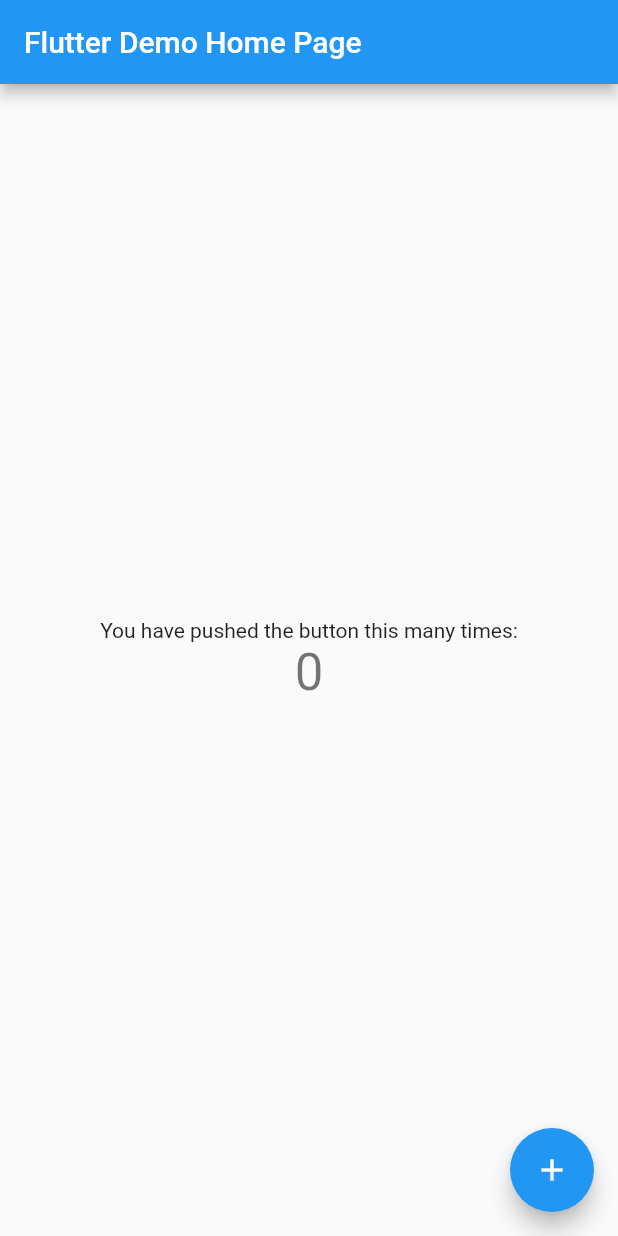
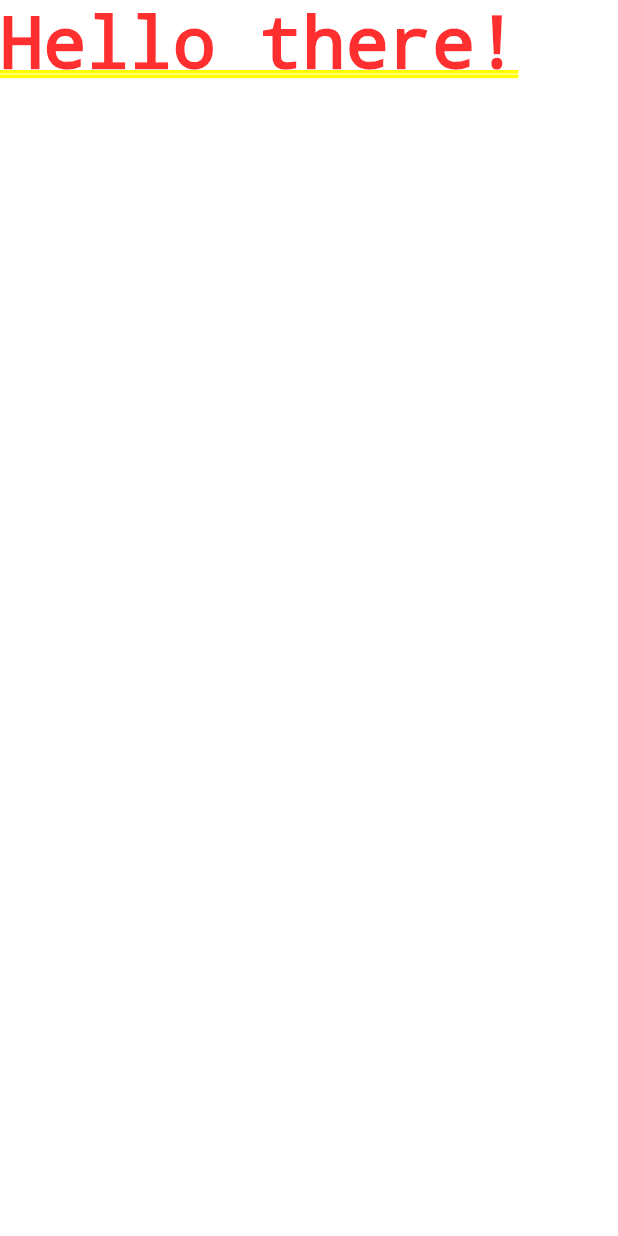
Before and after one commit to ChaseSmith67/first_app, a Flutter app: the screen it shows after launch, on a phone screen of 412 x 824 dp. Run offline on Flutter 3.47's test engine with Material 2 defaults, Android fonts, the phone set to English and light mode, and no system bars.

Commit message:
Cleared main.dart and started playing

```diff
--- a/lib/main.dart
+++ b/lib/main.dart
@@ -1,115 +1,13 @@
-import 'package:flutter/material.dart';
+import "package:flutter/material.dart";
 
 void main() {
-  runApp(const MyApp());
+  runApp(MyFirstApp());
 }
 
-class MyApp extends StatelessWidget {
-  const MyApp({super.key});
-
-  // This widget is the root of your application.
-  @override
+class MyFirstApp extends StatelessWidget {
   Widget build(BuildContext context) {
     return MaterialApp(
-      title: 'Flutter Demo',
-      theme: ThemeData(
-        // This is the theme of your application.
-        //
-        // Try running your application with "flutter run". You'll see the
-        // application has a blue toolbar. Then, without quitting the app, try
-        // changing the primarySwatch below to Colors.green and then invoke
-        // "hot reload" (press "r" in the console where you ran "flutter run",
-        // or simply save your changes to "hot reload" in a Flutter IDE).
-        // Notice that the counter didn't reset back to zero; the application
-        // is not restarted.
-        primarySwatch: Colors.blue,
-      ),
-      home: const MyHomePage(title: 'Flutter Demo Home Page'),
+      home: Text("Hello there!"),
     );
   }
 }
-
-class MyHomePage extends StatefulWidget {
-  const MyHomePage({super.key, required this.title});
-
-  // This widget is the home page of your application. It is stateful, meaning
-  // that it has a State object (defined below) that contains fields that affect
-  // how it looks.
-
-  // This class is the configuration for the state. It holds the values (in this
-  // case the title) provided by the parent (in this case the App widget) and
-  // used by the build method of the State. Fields in a Widget subclass are
-  // always marked "final".
-
-  final String title;
-
-  @override
-  State<MyHomePage> createState() => _MyHomePageState();
-}
-
-class _MyHomePageState extends State<MyHomePage> {
-  int _counter = 0;
-
-  void _incrementCounter() {
-    setState(() {
-      // This call to setState tells the Flutter framework that something has
-      // changed in this State, which causes it to rerun the build method below
-      // so that the display can reflect the updated values. If we changed
-      // _counter without calling setState(), then the build method would not be
-      // called again, and so nothing would appear to happen.
-      _counter++;
-    });
-  }
-
-  @override
-  Widget build(BuildContext context) {
-    // This method is rerun every time setState is called, for instance as done
-    // by the _incrementCounter method above.
-    //
-    // The Flutter framework has been optimized to make rerunning build methods
-    // fast, so that you can just rebuild anything that needs updating rather
-    // than having to individually change instances of widgets.
-    return Scaffold(
-      appBar: AppBar(
-        // Here we take the value from the MyHomePage object that was created by
-        // the App.build method, and use it to set our appbar title.
-        title: Text(widget.title),
-      ),
-      body: Center(
-        // Center is a layout widget. It takes a single child and positions it
-        // in the middle of the parent.
-        child: Column(
-          // Column is also a layout widget. It takes a list of children and
-          // arranges them vertically. By default, it sizes itself to fit its
-          // children horizontally, and tries to be as tall as its parent.
-          //
-          // Invoke "debug painting" (press "p" in the console, choose the
-          // "Toggle Debug Paint" action from the Flutter Inspector in Android
-          // Studio, or the "Toggle Debug Paint" command in Visual Studio Code)
-          // to see the wireframe for each widget.
-          //
-          // Column has various properties to control how it sizes itself and
-          // how it positions its children. Here we use mainAxisAlignment to
-          // center the children vertically; the main axis here is the vertical
-          // axis because Columns are vertical (the cross axis would be
-          // horizontal).
-          mainAxisAlignment: MainAxisAlignment.center,
-          children: <Widget>[
-            const Text(
-              'You have pushed the button this many times:',
-            ),
-            Text(
-              '$_counter',
-              style: Theme.of(context).textTheme.headline4,
-            ),
-          ],
-        ),
-      ),
-      floatingActionButton: FloatingActionButton(
-        onPressed: _incrementCounter,
-        tooltip: 'Increment',
-        child: const Icon(Icons.add),
-      ), // This trailing comma makes auto-formatting nicer for build methods.
-    );
-  }
-}
```
